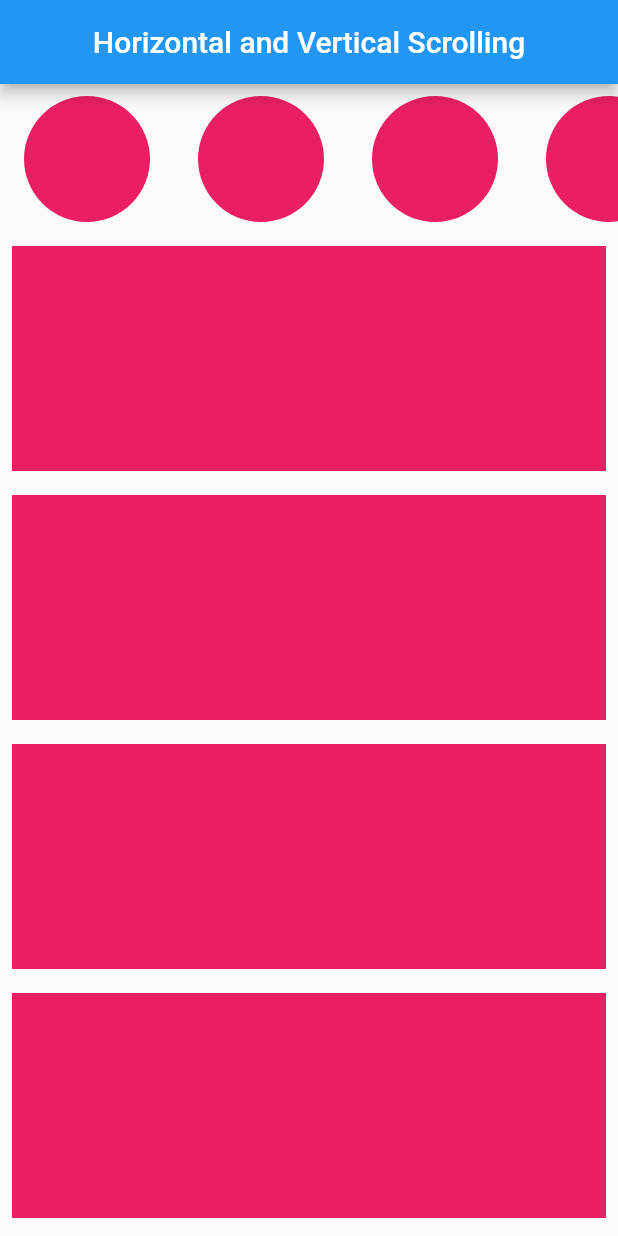
After one commit to Nabinji/flutter_project, a Flutter app: the screen it shows after launch, on a phone screen of 412 x 824 dp. The commit adds this screen. Run offline on Flutter 3.47's test engine with Material 2 defaults, Android fonts, the phone set to English and light mode, and no system bars; our stand-ins replace another_carousel_pro; missing offline and left inert: flutter_bs_ad_calendar.

Commit message:
new update

```diff
--- /dev/null
+++ b/lib/hoirzontal_vertical.dart
@@ -0,0 +1,51 @@
+import 'package:flutter/material.dart';
+
+class HoriontalVerticleScrolling extends StatelessWidget {
+  const HoriontalVerticleScrolling({super.key});
+
+  @override
+  Widget build(BuildContext context) {
+    return Scaffold(
+      appBar: AppBar(
+        centerTitle: true,
+        title: const Text("Horizontal and Vertical Scrolling"),
+      ),
+      body: Column(
+        children: [
+          SizedBox(
+            height: 100,
+            child: ListView.builder(
+              scrollDirection: Axis.horizontal,
+              shrinkWrap: true,
+              itemCount: 10,
+              itemBuilder: (context, index) {
+                return const Padding(
+                  padding: EdgeInsets.all(8.0),
+                  child: CircleAvatar(
+                    radius: 50,
+                    backgroundColor: Colors.pink,
+                  ),
+                );
+              },
+            ),
+          ),
+          Expanded(
+            child: ListView.builder(
+              //by default it is vertical scrollable
+              shrinkWrap: true,
+              itemCount: 10,
+              itemBuilder: (context, index) {
+                return Padding(
+                    padding: const EdgeInsets.all(8.0),
+                    child: Container(
+                      height: 150,
+                      color: Colors.pink,
+                    ));
+              },
+            ),
+          )
+        ],
+      ),
+    );
+  }
+}
--- a/lib/main.dart
+++ b/lib/main.dart
@@ -1,11 +1,11 @@
 import 'package:flutter/material.dart';
 // import 'package:my_project/switch_button.dart';
-import 'package:my_project/table.dart';
+// import 'package:my_project/table.dart';
 // import 'package:my_project/radio_button.dart';
-
 // import 'check_box.dart';
 // import 'image_slider.dart';
 // import 'new_calender.dart';
+import 'hoirzontal_vertical.dart';
 
 void main() {
   runApp(const MyApp());
@@ -18,7 +18,8 @@ class MyApp extends StatelessWidget {
   Widget build(BuildContext context) {
     return const MaterialApp(
       debugShowCheckedModeBanner: false,
-      home: TableInFlutter(),
+      home: HoriontalVerticleScrolling(),
+      // TableInFlutter(),
       // SwitchButton(),
       // ImageSliders(),
       //  NepaliCalendar
```
